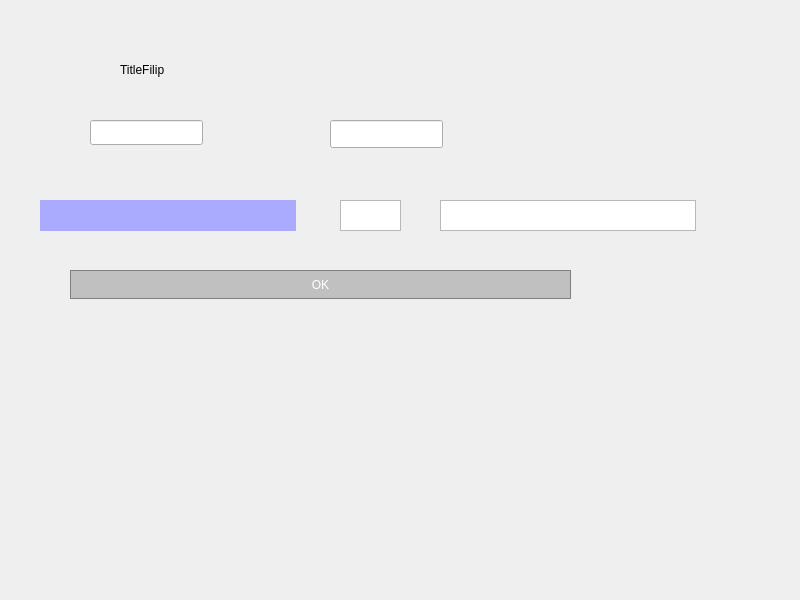
Old version of the form mainwindow.ui in the repository FilipStach/Champion-League.
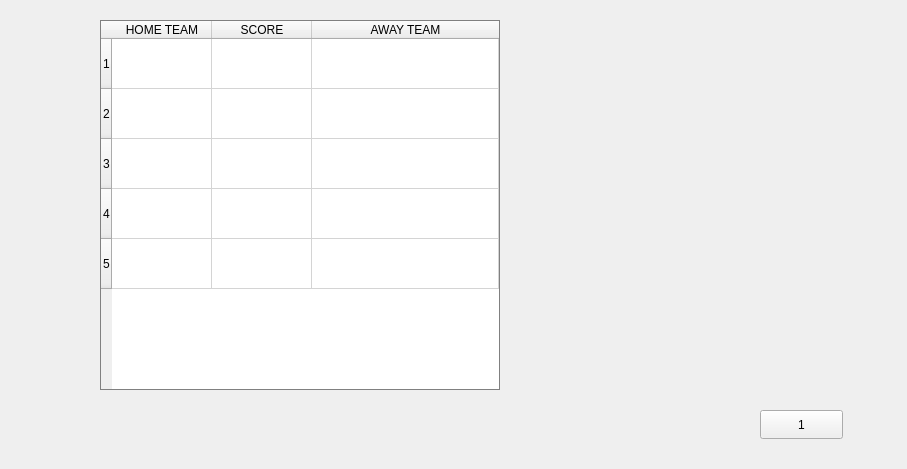
New version of the form.

Commit message: ScoreTable implementation

```diff
--- a/mainwindow.ui
+++ b/mainwindow.ui
@@ -9,122 +9,118 @@
    <rect>
     <x>0</x>
     <y>0</y>
-    <width>800</width>
-    <height>600</height>
+    <width>907</width>
+    <height>469</height>
    </rect>
   </property>
   <property name="windowTitle">
    <string>MainWindow</string>
   </property>
+  <property name="styleSheet">
+   <string notr="true"/>
+  </property>
   <widget class="QWidget" name="centralwidget">
-   <widget class="QLabel" name="label">
+   <widget class="QPushButton" name="Button0">
     <property name="geometry">
      <rect>
-      <x>120</x>
-      <y>60</y>
-      <width>63</width>
-      <height>20</height>
-     </rect>
-    </property>
-    <property name="text">
-     <string>TitleFilip</string>
-    </property>
-   </widget>
-   <widget class="QLineEdit" name="editTitle">
-    <property name="geometry">
-     <rect>
-      <x>90</x>
-      <y>120</y>
-      <width>113</width>
-      <height>25</height>
-     </rect>
-    </property>
-   </widget>
-   <widget class="QPushButton" name="btnOK">
-    <property name="enabled">
-     <bool>true</bool>
-    </property>
-    <property name="geometry">
-     <rect>
-      <x>70</x>
-      <y>270</y>
-      <width>501</width>
+      <x>760</x>
+      <y>410</y>
+      <width>83</width>
       <height>29</height>
      </rect>
     </property>
-    <property name="autoFillBackground">
-     <bool>false</bool>
+    <property name="text">
+     <string>1</string>
+    </property>
+   </widget>
+   <widget class="QTableWidget" name="tableWidget">
+    <property name="geometry">
+     <rect>
+      <x>100</x>
+      <y>20</y>
+      <width>400</width>
+      <height>370</height>
+     </rect>
+    </property>
+    <property name="sizeIncrement">
+     <size>
+      <width>0</width>
+      <height>0</height>
+     </size>
+    </property>
+    <property name="baseSize">
+     <size>
+      <width>0</width>
+      <height>0</height>
+     </size>
     </property>
     <property name="styleSheet">
-     <string notr="true">QPushButton{
-	background-color: #C0C0C0;
-	border: 1px solid gray;
+     <string notr="true">QTableWidget{
+	background-color: white;
+	border: 1px solid grey;
 	padding: 5x;
-	color: white;
-
-}
-QPushButton:hover { color: black }</string>
-    </property>
-    <property name="text">
-     <string>OK</string>
-    </property>
-    <property name="checkable">
-     <bool>false</bool>
-    </property>
-   </widget>
-   <widget class="QTextBrowser" name="textBrowser">
-    <property name="geometry">
-     <rect>
-      <x>40</x>
-      <y>200</y>
-      <width>256</width>
-      <height>31</height>
-     </rect>
-    </property>
-    <property name="autoFillBackground">
-     <bool>false</bool>
-    </property>
-    <property name="styleSheet">
-     <string notr="true">QTextBrowser{
-	background-color: rgb(170, 170, 255);
-	border: rgb(85, 0, 127);
-	color: rgb(85, 0, 255);
-
+	color: black;
 }</string>
     </property>
-   </widget>
-   <widget class="QTextBrowser" name="textBrowser_2">
-    <property name="geometry">
-     <rect>
-      <x>440</x>
-      <y>200</y>
-      <width>256</width>
-      <height>31</height>
-     </rect>
+    <property name="rowCount">
+     <number>5</number>
     </property>
-    <property name="styleSheet">
-     <string notr="true"/>
-    </property>
-   </widget>
-   <widget class="QTextBrowser" name="textBrowser_3">
-    <property name="geometry">
-     <rect>
-      <x>340</x>
-      <y>200</y>
-      <width>61</width>
-      <height>31</height>
-     </rect>
-    </property>
-   </widget>
-   <widget class="QLineEdit" name="Display">
-    <property name="geometry">
-     <rect>
-      <x>330</x>
-      <y>120</y>
-      <width>113</width>
-      <height>28</height>
-     </rect>
-    </property>
+    <attribute name="horizontalHeaderVisible">
+     <bool>true</bool>
+    </attribute>
+    <attribute name="horizontalHeaderCascadingSectionResizes">
+     <bool>true</bool>
+    </attribute>
+    <attribute name="horizontalHeaderMinimumSectionSize">
+     <number>27</number>
+    </attribute>
+    <attribute name="horizontalHeaderDefaultSectionSize">
+     <number>100</number>
+    </attribute>
+    <attribute name="horizontalHeaderHighlightSections">
+     <bool>true</bool>
+    </attribute>
+    <attribute name="horizontalHeaderShowSortIndicator" stdset="0">
+     <bool>true</bool>
+    </attribute>
+    <attribute name="horizontalHeaderStretchLastSection">
+     <bool>true</bool>
+    </attribute>
+    <attribute name="verticalHeaderVisible">
+     <bool>true</bool>
+    </attribute>
+    <attribute name="verticalHeaderMinimumSectionSize">
+     <number>27</number>
+    </attribute>
+    <attribute name="verticalHeaderDefaultSectionSize">
+     <number>50</number>
+    </attribute>
+    <attribute name="verticalHeaderShowSortIndicator" stdset="0">
+     <bool>true</bool>
+    </attribute>
+    <attribute name="verticalHeaderStretchLastSection">
+     <bool>false</bool>
+    </attribute>
+    <row/>
+    <row/>
+    <row/>
+    <row/>
+    <row/>
+    <column>
+     <property name="text">
+      <string>HOME TEAM</string>
+     </property>
+    </column>
+    <column>
+     <property name="text">
+      <string>SCORE</string>
+     </property>
+    </column>
+    <column>
+     <property name="text">
+      <string>AWAY TEAM</string>
+     </property>
+    </column>
    </widget>
   </widget>
  </widget>
```
The commit also changes 10 other files.
